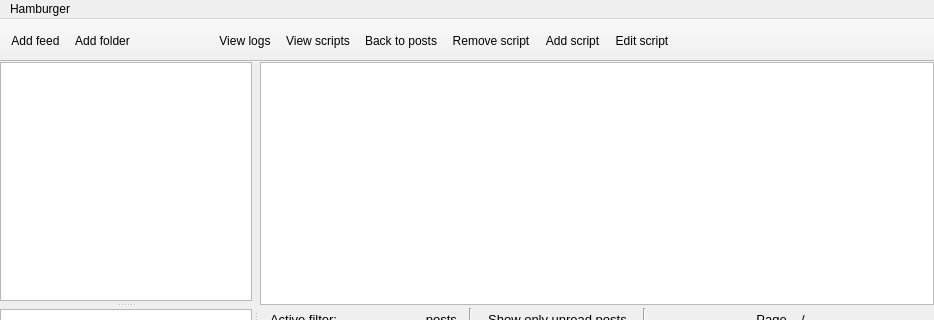
Before: the Qt Designer form client-desktop/src/widgets/MainWindow.ui in zappatic/ZapFeedReader, drawn with Qt 5; both pictures show x 0 to 934 and y 0 to 320 of the 934 by 600 pixel window.
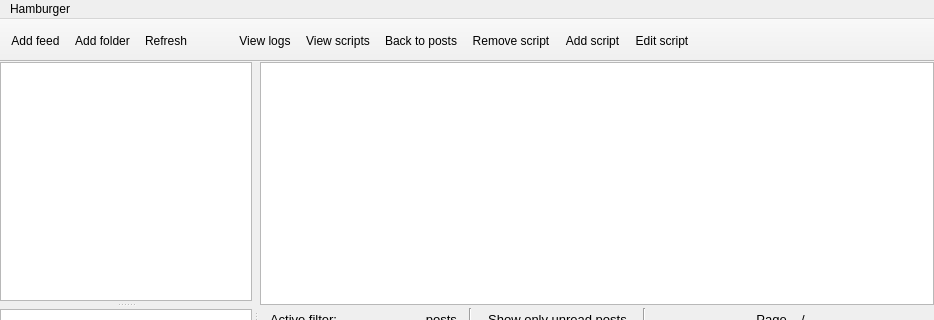
After: the same form once the commit is applied. Custom widgets are drawn as their Qt base class.

Commit message: separate refresh via context menu and toolbar button, so that contexc menu still can refresh individual feeds regardless of refresh preference

What changed in the file:
```diff
--- a/client-desktop/src/widgets/MainWindow.ui
+++ b/client-desktop/src/widgets/MainWindow.ui
@@ -980,7 +980,7 @@
    </attribute>
    <addaction name="action_Add_feed"/>
    <addaction name="action_Add_folder"/>
-   <addaction name="action_Refresh_feeds"/>
+   <addaction name="action_Toolbar_refresh"/>
    <addaction name="action_Mark_as_read"/>
    <addaction name="action_View_logs"/>
    <addaction name="action_View_scripts"/>
@@ -1167,6 +1167,14 @@
     <string>Preferences</string>
    </property>
   </action>
+  <action name="action_Toolbar_refresh">
+   <property name="text">
+    <string>Refresh</string>
+   </property>
+   <property name="toolTip">
+    <string>Refresh</string>
+   </property>
+  </action>
  </widget>
  <customwidgets>
   <customwidget>
```
Left out of the diff: 5 changed lines with no effect on the pictures. The commit also changes 6 other files.
